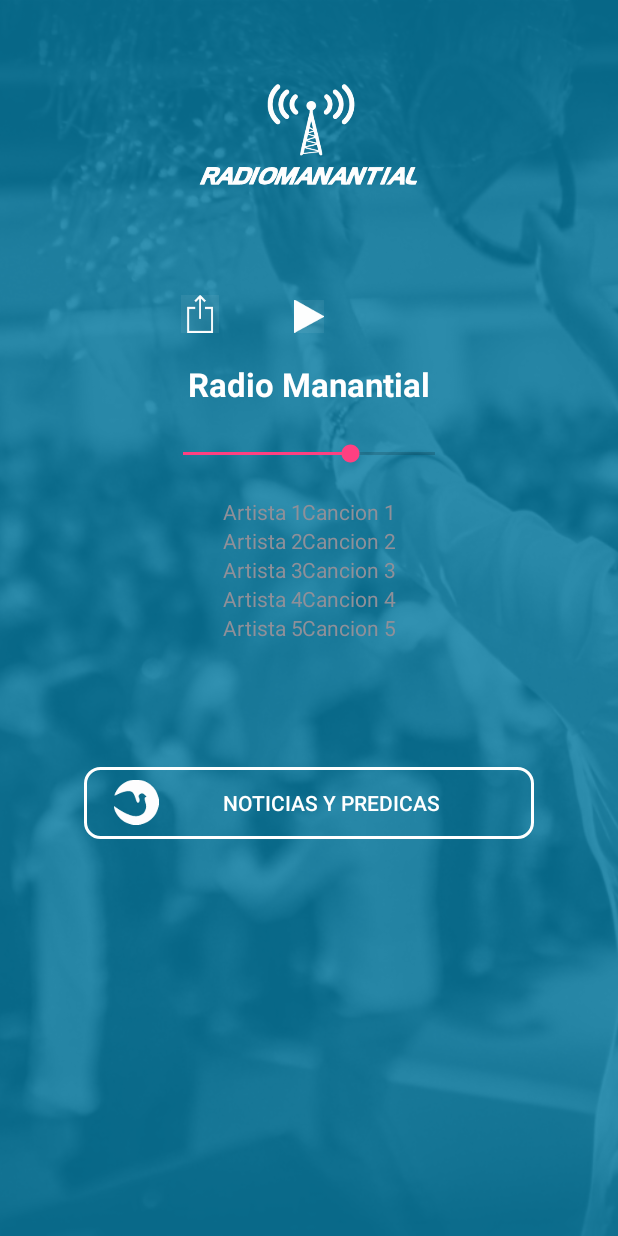
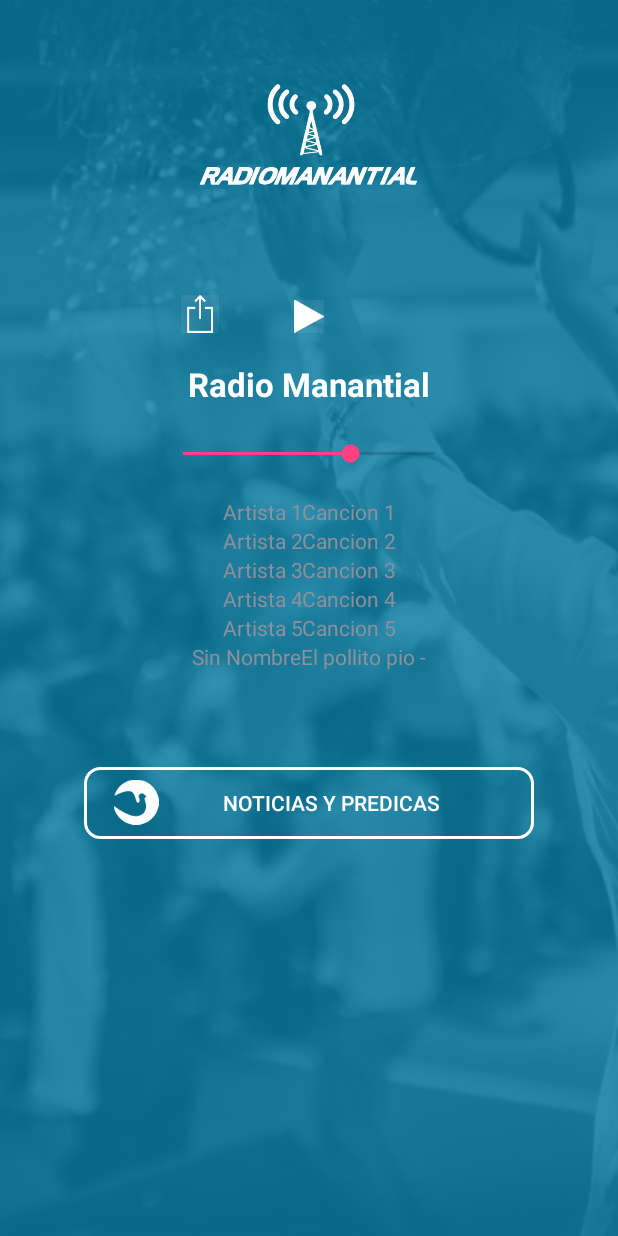
Before and after one commit to MaxDesarrollo/CasadeOracion, an Android app: the screen it shows after launch once a user with an empty profile is signed in (MainActivity), on a phone screen of 412 x 824 dp. Run offline under Robolectric (Android 15) with nearby library versions, the phone set to English and light mode, and no system bars; our stand-ins replace Firebase (no records; nobody signed in at launch, a user with empty details on screens opened directly); libraries missing offline, so code that uses them is left out: com.facebook, com.facebook.login; 4 statements that could not run were skipped.

Commit message:
Agregue Cancion

```diff
--- a/app/src/main/java/com/breakstudio/casadeoracion/MainActivity.java
+++ b/app/src/main/java/com/breakstudio/casadeoracion/MainActivity.java
@@ -72,6 +72,7 @@ public class MainActivity extends AppCompatActivity {
         listaCanciones.add(new Cancion("Cancion 3","Artista 3"));
         listaCanciones.add(new Cancion("Cancion 4","Artista 4"));
         listaCanciones.add(new Cancion("Cancion 5","Artista 5"));
+        listaCanciones.add(new Cancion("El pollito pio -","Sin Nombre"));
 
         //inicializamos el adaptador
         adapter = new CancionListAdapter(getApplicationContext(),listaCanciones);
```
